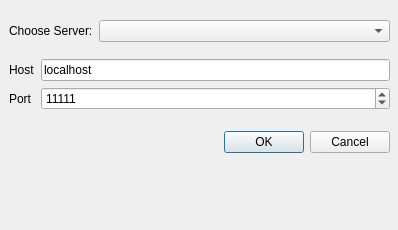
Qt form Client/pqServerBrowser.ui (Kitware/ParaView) before a commit.
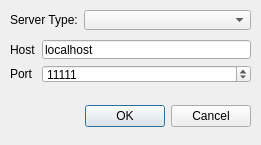
The same form after that commit.

Commit message: ENH: Improved appearance & layout for the server browser dialog

The edit to the form file:
```diff
--- a/Client/pqServerBrowser.ui
+++ b/Client/pqServerBrowser.ui
@@ -8,8 +8,8 @@
    <rect>
     <x>0</x>
     <y>0</y>
-    <width>398</width>
-    <height>230</height>
+    <width>261</width>
+    <height>145</height>
    </rect>
   </property>
   <property name="windowTitle" >
@@ -18,20 +18,12 @@
   <widget class="QWidget" name="verticalLayout" >
    <property name="geometry" >
     <rect>
-     <x>9</x>
-     <y>9</y>
-     <width>381</width>
-     <height>160</height>
+     <x>10</x>
+     <y>10</y>
+     <width>241</width>
+     <height>20</height>
     </rect>
    </property>
-   <layout class="QVBoxLayout" >
-    <property name="margin" >
-     <number>0</number>
-    </property>
-    <property name="spacing" >
-     <number>6</number>
-    </property>
-    <item>
      <layout class="QHBoxLayout" >
       <property name="margin" >
        <number>0</number>
@@ -40,12 +32,12 @@
        <number>6</number>
       </property>
       <item>
-       <widget class="QLabel" name="label" >
+     <widget class="QLabel" name="label_4" >
         <property name="cursor" >
          <cursor>0</cursor>
         </property>
         <property name="text" >
-         <string>Choose Server:</string>
+       <string>Server Type:</string>
         </property>
        </widget>
       </item>
@@ -62,8 +54,61 @@
        </widget>
       </item>
      </layout>
+  </widget>
+  <widget class="QWidget" name="layoutWidget_3" >
+   <property name="geometry" >
+    <rect>
+     <x>10</x>
+     <y>100</y>
+     <width>241</width>
+     <height>33</height>
+    </rect>
+   </property>
+   <layout class="QHBoxLayout" >
+    <property name="margin" >
+     <number>0</number>
+    </property>
+    <property name="spacing" >
+     <number>6</number>
+    </property>
+    <item>
+     <spacer>
+      <property name="orientation" >
+       <enum>Qt::Horizontal</enum>
+      </property>
+      <property name="sizeHint" >
+       <size>
+        <width>131</width>
+        <height>31</height>
+       </size>
+      </property>
+     </spacer>
     </item>
     <item>
+     <widget class="QPushButton" name="okButton" >
+      <property name="text" >
+       <string>OK</string>
+      </property>
+     </widget>
+    </item>
+    <item>
+     <widget class="QPushButton" name="cancelButton" >
+      <property name="text" >
+       <string>Cancel</string>
+      </property>
+     </widget>
+    </item>
+   </layout>
+  </widget>
+  <widget class="QWidget" name="layoutWidget" >
+   <property name="geometry" >
+    <rect>
+     <x>10</x>
+     <y>40</y>
+     <width>241</width>
+     <height>43</height>
+    </rect>
+   </property>
      <layout class="QGridLayout" >
       <property name="margin" >
        <number>0</number>
@@ -106,45 +151,6 @@
        </widget>
       </item>
      </layout>
-    </item>
-    <item>
-     <layout class="QHBoxLayout" >
-      <property name="margin" >
-       <number>0</number>
-      </property>
-      <property name="spacing" >
-       <number>6</number>
-      </property>
-      <item>
-       <spacer>
-        <property name="orientation" >
-         <enum>Qt::Horizontal</enum>
-        </property>
-        <property name="sizeHint" >
-         <size>
-          <width>131</width>
-          <height>31</height>
-         </size>
-        </property>
-       </spacer>
-      </item>
-      <item>
-       <widget class="QPushButton" name="okButton" >
-        <property name="text" >
-         <string>OK</string>
-        </property>
-       </widget>
-      </item>
-      <item>
-       <widget class="QPushButton" name="cancelButton" >
-        <property name="text" >
-         <string>Cancel</string>
-        </property>
-       </widget>
-      </item>
-     </layout>
-    </item>
-   </layout>
   </widget>
  </widget>
  <pixmapfunction></pixmapfunction>
```
Left out of the diff: 22 changed lines with no effect on the pictures. Lines whose indentation alone changed are shown as unchanged. The commit also changes 3 other files.
